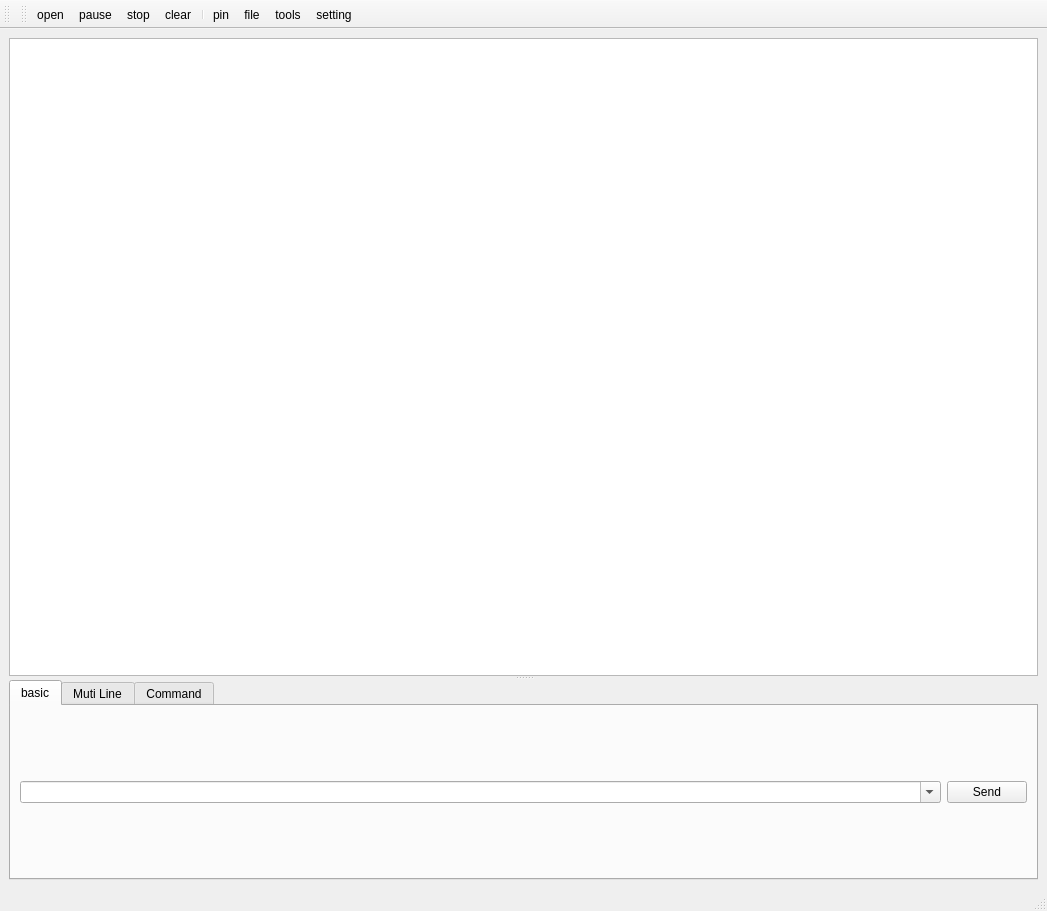
cocom-official/CoCOM, file ui/mainWindow.ui: the form before one commit.
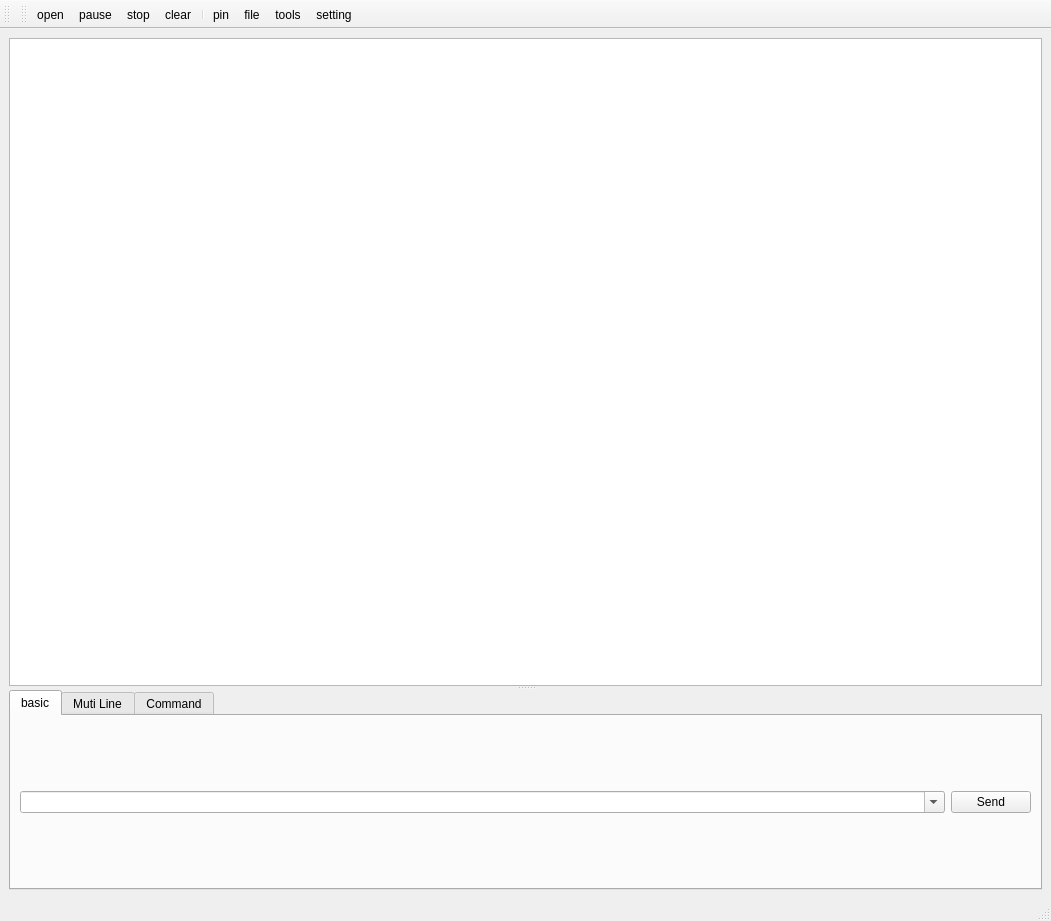
The form after the commit. Icons and pictures are not drawn.

The edit to the form file:
```diff
--- a/ui/mainWindow.ui
+++ b/ui/mainWindow.ui
@@ -6,8 +6,8 @@
    <rect>
     <x>0</x>
     <y>0</y>
-    <width>1047</width>
-    <height>911</height>
+    <width>1051</width>
+    <height>921</height>
    </rect>
   </property>
   <property name="windowTitle">
```
